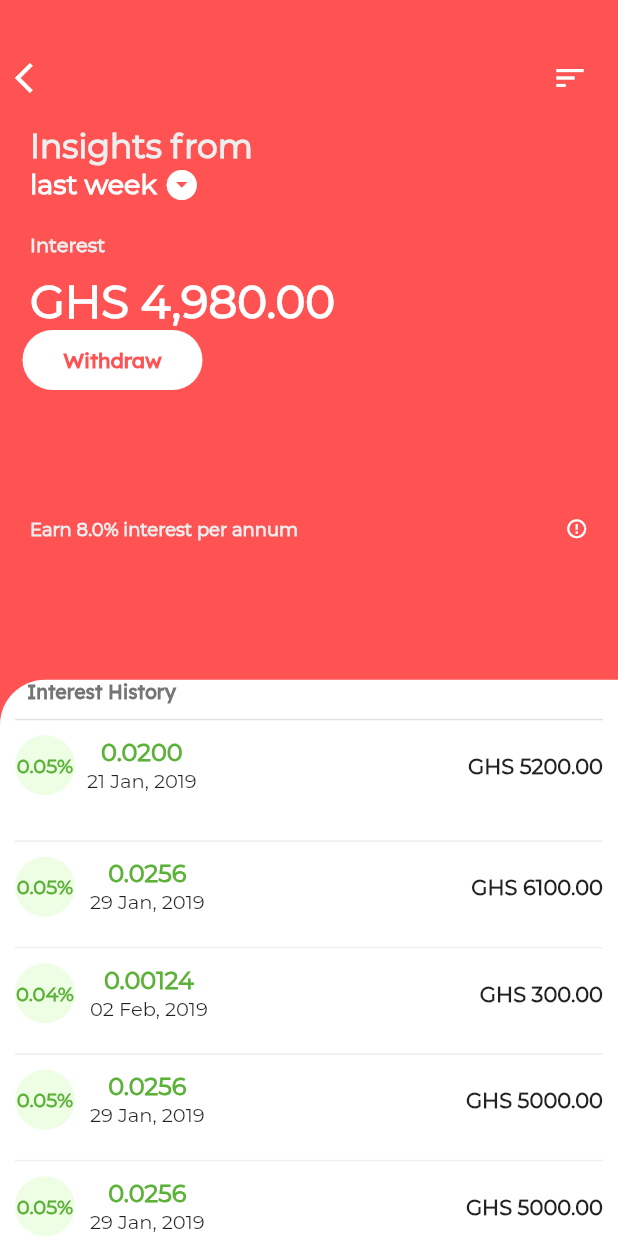
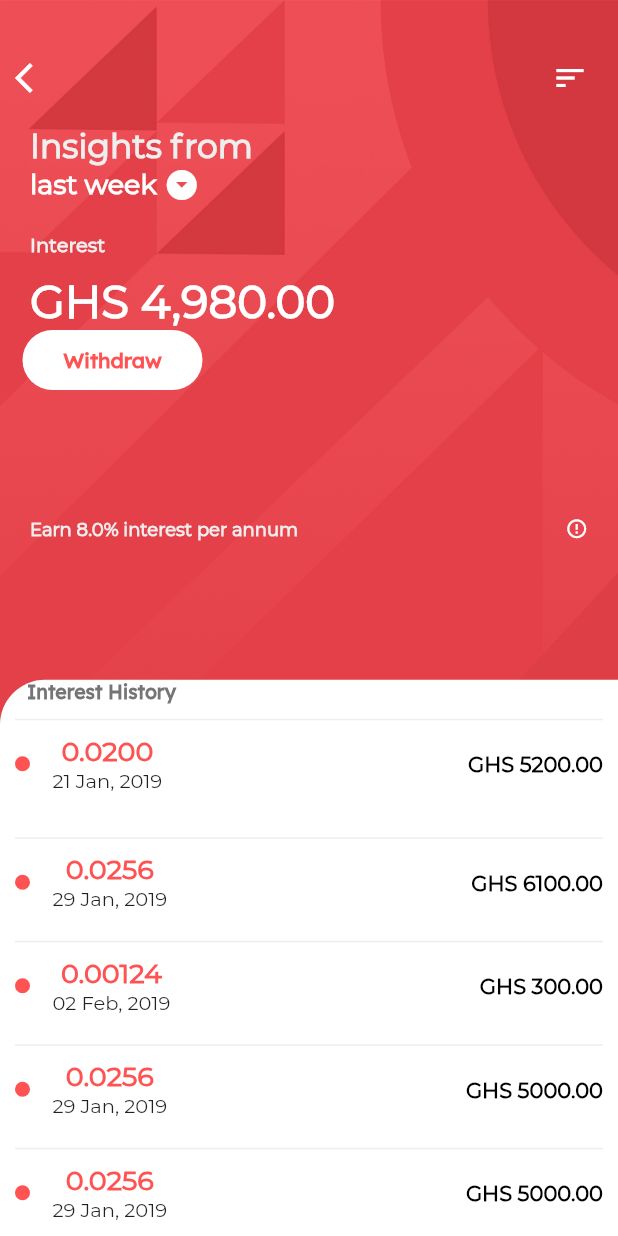
Before and after one commit to Teye-Doku/Cedipay, a Flutter app: the Activities screen opened directly, on a phone screen of 412 x 824 dp. Run offline on Flutter 3.47's test engine with Material 2 defaults, Android fonts, the phone set to English and light mode, and no system bars; our stand-ins replace flutter_icons; missing offline and left inert: flutter_statusbarcolor; project files that could hold a hidden picture were left out.

Commit message:
adding more screenshots

```diff
--- a/lib/Screens/activities.dart
+++ b/lib/Screens/activities.dart
@@ -6,6 +6,45 @@ class Activities extends StatefulWidget {
 }
 
 class _ActivitiesState extends State<Activities> {
+
+  void _showDialog() {
+    // flutter defined function
+    showDialog(
+      context: context,
+      builder: (BuildContext context) {
+        // return object of type Dialog
+        return AlertDialog(
+          title: new Text("Star Earn :)", style : TextStyle(
+            fontFamily: "Montserrat",
+            fontWeight: FontWeight.bold,
+
+
+          ),
+          ),
+          content: new Text("Earn 8.0% interest per anum on daily Bases And withdraw by end of every month", style : TextStyle(
+            fontFamily: "Futura",
+            fontWeight: FontWeight.w400,
+            fontSize: 15,
+
+
+          ),
+          ),
+          actions: <Widget>[
+            // usually buttons at the bottom of the dialog
+            new FlatButton(
+              child: new Text("Close", style : TextStyle(
+                fontFamily : "Futura",
+                fontWeight : FontWeight.bold
+              )),
+              onPressed: () {
+                Navigator.of(context).pop();
+              },
+            ),
+          ],
+        );
+      },
+    );
+  }
   @override
   Widget build(BuildContext context) {
     return Scaffold(
@@ -18,7 +57,7 @@ class _ActivitiesState extends State<Activities> {
               padding: EdgeInsets.only(top: 20),
               width : MediaQuery.of(context).size.width,
               height : MediaQuery.of(context).size.height ,
-              color: Colors.redAccent,
+              // color: Colors.redAccent,
               child: Column(
                 crossAxisAlignment: CrossAxisAlignment.start,
                 children: <Widget>[
@@ -147,7 +186,13 @@ class _ActivitiesState extends State<Activities> {
                       ),
                       Padding(
                         padding: EdgeInsets.only(right: 20),
-                        child: Icon(Icons.error_outline, color: Colors.white, size: 15),
+                        child: GestureDetector(
+                          child: Icon(Icons.error_outline, color: Colors.white, size: 15),
+                          onTap: () {
+                            _showDialog();
+
+                          },
+                        ),
                       )
                     ]
                   ),
@@ -160,13 +205,13 @@ class _ActivitiesState extends State<Activities> {
 
                   ],
               ),
-              // decoration: BoxDecoration(
-              //   color : Colors.white,
-              //   image : DecorationImage(
-              //     image: AssetImage('assets/images/vector.jpg'),
-              //     fit: BoxFit.cover),
+              decoration: BoxDecoration(
+                color : Colors.white,
+                image : DecorationImage(
+                  image: AssetImage('assets/images/vector.jpg'),
+                  fit: BoxFit.cover),
 
-              //   )
+                )
 
 
               ),
@@ -198,7 +243,7 @@ class _ActivitiesState extends State<Activities> {
                      width: MediaQuery.of(context).size.width ,
                      height: 1,
                      margin: EdgeInsets.all(10),
-                     color: Colors.grey[300]
+                     color: Colors.grey[200]
 
                    ),
 
@@ -215,31 +260,31 @@ class _ActivitiesState extends State<Activities> {
 
                             Container(
                          alignment: Alignment.center,
-                         width : 40,
-                         height: 40,
+                         width : 10,
+                         height: 10,
                          decoration : BoxDecoration(
-                           color : Color(0xFFEDFEE5),
-                           borderRadius : BorderRadius.all(Radius.circular(20))
+                           color : Colors.redAccent,
+                           borderRadius : BorderRadius.all(Radius.circular(5))
 
                          ),
                          child: Text(
-                           "0.05%", style : TextStyle(
-                             color: Color(0xFF5CB238),
+                           "", style : TextStyle(
+                             color: Colors.white,
                              fontFamily: 'Montserrat',
                              fontWeight: FontWeight.bold,
-                             fontSize : 13
+                             fontSize : 10
                            )
                          ),
                        ),
 
                        Padding(
-                         padding: EdgeInsets.only(left: 8.0),
+                         padding: EdgeInsets.only(left: 15.0),
                          child: Column(
                            children: <Widget> [
                              Text("0.0200", style: TextStyle(
-                               color: Color(0xFF5CB238),
+                               color: Colors.redAccent,
                                fontFamily: 'Montserrat',
-                               fontSize: 16,
+                               fontSize: 18,
                                fontWeight: FontWeight.bold
                              ),),
                              Text("21 Jan, 2019", style : TextStyle(
@@ -259,6 +304,7 @@ class _ActivitiesState extends State<Activities> {
                        Text("GHS 5200.00", style: TextStyle(
                          fontFamily: 'Montserrat',
                          fontWeight: FontWeight.w600,
+                         color: Colors.black
 
                        ),
                        ),
@@ -284,31 +330,32 @@ class _ActivitiesState extends State<Activities> {
                            children: <Widget> [
                               Container(
                          alignment: Alignment.center,
-                         width : 40,
-                         height: 40,
+                         width : 10,
+                         height: 10,
                          decoration : BoxDecoration(
-                           color : Color(0xFFEDFEE5),
-                           borderRadius : BorderRadius.all(Radius.circular(20))
+                           color : Colors.redAccent,
+                           borderRadius : BorderRadius.all(Radius.circular(5))
 
                          ),
                          child: Text(
-                           "0.05%", style : TextStyle(
-                             color: Color(0xFF5CB238),
+                           "", style : TextStyle(
+                             color: Colors.white,
                              fontFamily: 'Montserrat',
                              fontWeight: FontWeight.bold,
-                             fontSize : 13
+                             fontSize : 10
                            )
                          ),
                        ),
 
+
                        Padding(
-                         padding: EdgeInsets.only(left: 10),
+                         padding: EdgeInsets.only(left: 15),
                          child: Column(
                            children: <Widget> [
                              Text("0.0256", style: TextStyle(
-                               color: Color(0xFF5CB238),
+                               color: Colors.redAccent,
                                fontFamily: 'Montserrat',
-                               fontSize: 16,
+                               fontSize: 18,
                                fontWeight: FontWeight.bold
                              ),),
                              Text("29 Jan, 2019", style : TextStyle(
@@ -328,6 +375,7 @@ class _ActivitiesState extends State<Activities> {
                        Text("GHS 6100.00", style: TextStyle(
                          fontFamily: 'Montserrat',
                          fontWeight: FontWeight.w600,
+                         color: Colors.black
 
                        ),
                        ),
@@ -354,31 +402,32 @@ class _ActivitiesState extends State<Activities> {
                            children: <Widget> [
                               Container(
                          alignment: Alignment.center,
-                         width : 40,
-                         height: 40,
+                         width : 10,
+                         height: 10,
                          decoration : BoxDecoration(
-                           color : Color(0xFFEDFEE5),
-                           borderRadius : BorderRadius.all(Radius.circular(20))
+                           color : Colors.redAccent,
+                           borderRadius : BorderRadius.all(Radius.circular(5))
 
                          ),
                          child: Text(
-                           "0.04%", style : TextStyle(
-                             color: Color(0xFF5CB238),
+                           "", style : TextStyle(
+                             color: Colors.white,
                              fontFamily: 'Montserrat',
                              fontWeight: FontWeight.bold,
-                             fontSize : 13
+                             fontSize : 10
                            )
                          ),
                        ),
 
+
                        Padding(
-                         padding: EdgeInsets.only(left: 10),
+                         padding: EdgeInsets.only(left: 15),
                          child: Column(
                            children: <Widget> [
                              Text("0.00124", style: TextStyle(
-                               color: Color(0xFF5CB238),
+                               color: Colors.redAccent,
                                fontFamily: 'Montserrat',
-                               fontSize: 16,
+                               fontSize: 18,
                                fontWeight: FontWeight.bold
                              ),),
                              Text("02 Feb, 2019", style : TextStyle(
@@ -395,6 +444,7 @@ class _ActivitiesState extends State<Activities> {
                        Text("GHS 300.00", style: TextStyle(
                          fontFamily: 'Montserrat',
                          fontWeight: FontWeight.w600,
+                         color : Colors.black
 
                        ),
                        ),
@@ -422,31 +472,32 @@ class _ActivitiesState extends State<Activities> {
                            children: <Widget> [
                               Container(
                          alignment: Alignment.center,
-                         width : 40,
-                         height: 40,
+                         width : 10,
+                         height: 10,
                          decoration : BoxDecoration(
-                           color : Color(0xFFEDFEE5),
-                           borderRadius : BorderRadius.all(Radius.circular(20))
+                           color : Colors.redAccent,
+                           borderRadius : BorderRadius.all(Radius.circular(5))
 
                          ),
                          child: Text(
-                           "0.05%", style : TextStyle(
-                             color: Color(0xFF5CB238),
+                           "", style : TextStyle(
+                             color: Colors.white,
                              fontFamily: 'Montserrat',
                              fontWeight: FontWeight.bold,
-                             fontSize : 13
+                             fontSize : 10
                            )
                          ),
                        ),
 
+
                        Padding(
-                         padding: EdgeInsets.only(left: 10),
+                         padding: EdgeInsets.only(left: 15),
                          child: Column(
                            children: <Widget> [
                              Text("0.0256", style: TextStyle(
-                               color: Color(0xFF5CB238),
+                               color: Colors.redAccent,
                                fontFamily: 'Montserrat',
-                               fontSize: 16,
+                               fontSize: 18,
                                fontWeight: FontWeight.bold
                              ),),
                              Text("29 Jan, 2019", style : TextStyle(
@@ -462,6 +513,7 @@ class _ActivitiesState extends State<Activities> {
                        Text("GHS 5000.00", style: TextStyle(
                          fontFamily: 'Montserrat',
                          fontWeight: FontWeight.w600,
+                         color: Colors.black
 
                        ),
                        ),
@@ -488,31 +540,32 @@ class _ActivitiesState extends State<Activities> {
                            children: <Widget> [
                               Container(
                          alignment: Alignment.center,
-                         width : 40,
-                         height: 40,
+                         width : 10,
+                         height: 10,
                          decoration : BoxDecoration(
-                           color : Color(0xFFEDFEE5),
-                           borderRadius : BorderRadius.all(Radius.circular(20))
+                           color : Colors.redAccent,
+                           borderRadius : BorderRadius.all(Radius.circular(5))
 
                          ),
                          child: Text(
-                           "0.05%", style : TextStyle(
-                             color: Color(0xFF5CB238),
+                           "", style : TextStyle(
+                             color: Colors.white,
                              fontFamily: 'Montserrat',
                              fontWeight: FontWeight.bold,
-                             fontSize : 13
+                             fontSize : 10
                            )
                          ),
                        ),
 
+
                        Padding(
-                         padding: EdgeInsets.only(left: 10),
+                         padding: EdgeInsets.only(left: 15),
                          child: Column(
                            children: <Widget> [
                              Text("0.0256", style: TextStyle(
-                               color: Color(0xFF5CB238),
+                               color: Colors.redAccent,
                                fontFamily: 'Montserrat',
-                               fontSize: 16,
+                               fontSize: 18,
                                fontWeight: FontWeight.bold
                              ),),
                              Text("29 Jan, 2019", style : TextStyle(
@@ -529,19 +582,92 @@ class _ActivitiesState extends State<Activities> {
                        Text("GHS 5000.00", style: TextStyle(
                          fontFamily: 'Montserrat',
                          fontWeight: FontWeight.w600,
+                         color: Colors.black
 
                        ),
                        ),
                      ],),
                    ),
 
-                  //  Container(
-                  //    width: MediaQuery.of(context).size.width ,
-                  //    height: 1,
-                  //    margin: EdgeInsets.all(10),
-                  //    color: Colors.grey[300]
+                   Container(
+                     width: MediaQuery.of(context).size.width ,
+                     height: 1,
+                     margin: EdgeInsets.all(10),
+                     color: Colors.grey[200]
 
-                  //  ),
+                   ),
+
+
+                   Padding(
+                     padding:EdgeInsets.only(left : 10, right: 10, bottom: 10),
+                     child: Row(
+                       mainAxisAlignment: MainAxisAlignment.spaceBetween,
+
+                       children: <Widget>[
+
+                         Row(
+                           children: <Widget> [
+                              Container(
+                         alignment: Alignment.center,
+                         width : 10,
+                         height: 10,
+                         decoration : BoxDecoration(
+                           color : Colors.redAccent,
+                           borderRadius : BorderRadius.all(Radius.circular(5))
+
+                         ),
+                         child: Text(
+                           "", style : TextStyle(
+                             color: Colors.white,
+                             fontFamily: 'Montserrat',
+                             fontWeight: FontWeight.bold,
+                             fontSize : 10
+                           )
+                         ),
+                       ),
+
+
+                       Padding(
+                         padding: EdgeInsets.only(left: 15),
+                         child: Column(
+                           children: <Widget> [
+                             Text("0.0256", style: TextStyle(
+                               color: Colors.redAccent,
+                               fontFamily: 'Montserrat',
+                               fontSize: 18,
+                               fontWeight: FontWeight.bold
+                             ),),
+                             Text("29 Jan, 2019", style : TextStyle(
+                               fontFamily : 'Montserrat',
+                               fontSize: 13,
+
+                             ))
+                           ]
+                         ),
+                       ),
+                           ]
+                         ),
+
+
+
+
+                       Text("GHS 6100.00", style: TextStyle(
+                         fontFamily: 'Montserrat',
+                         fontWeight: FontWeight.w600,
+                         color: Colors.black
+
+                       ),
+                       ),
+                     ],),
+                   ),
+
+                   Container(
+                     width: MediaQuery.of(context).size.width ,
+                     height: 1,
+                     margin: EdgeInsets.all(10),
+                     color: Colors.grey[200]
+
+                   ),
 
 
                  ]
```
Also changed, not shown: assets/images/0kotoko.jpg (added), assets/images/vector.jpg, screeshots/Screenshot_1582531095.png (renamed from Screenshot_1582531095.png), screeshots/Screenshot_1582532102.png (renamed from Screenshot_1582532102.png), screeshots/Screenshot_1583103331.png (added), 1 other file.
